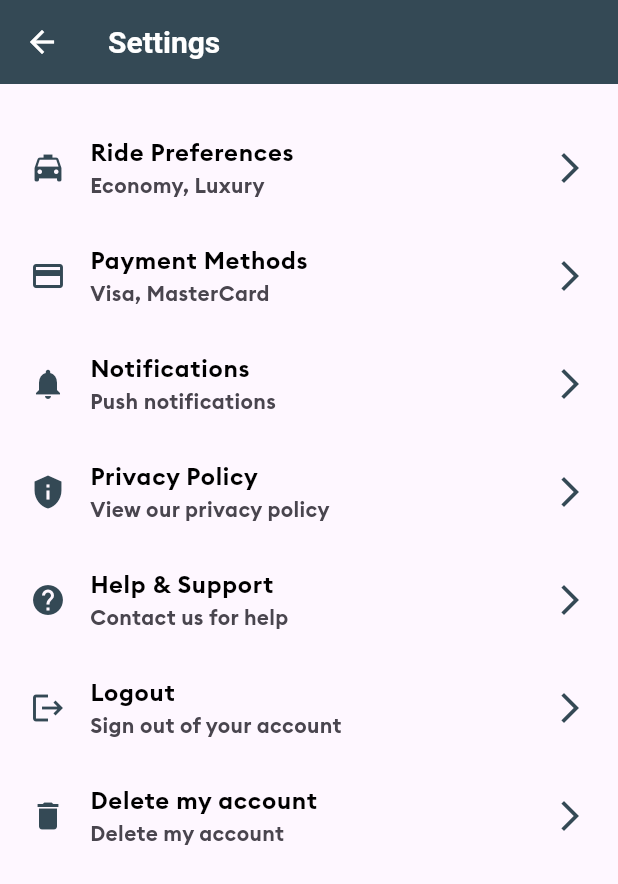
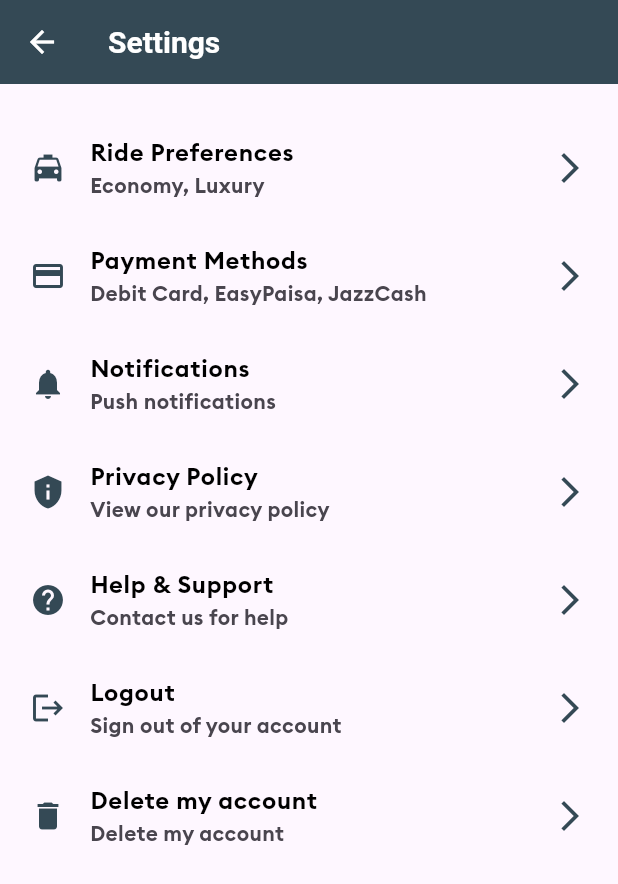
Before and after one commit to Mary-yumm/gomatch, a Flutter app: the SettingsScreen screen opened by its route, on a phone screen of 412 x 824 dp. Shown: the top 884 px of the screen. Run offline on Flutter 3.47's test engine with Material 3 defaults, Android fonts, the phone set to English and light mode, and no system bars; our stand-ins replace firebase_auth, firebase_core, firebase_database, fluttertoast, rive; accounts and stored records are empty.

Commit message:
update settings screen

```diff
--- a/lib/screens/settings_screen.dart
+++ b/lib/screens/settings_screen.dart
@@ -39,7 +39,7 @@ class SettingsScreen extends StatelessWidget {
           SettingsTile(
             icon: Icons.payment,
             title: 'Payment Methods',
-            subtitle: 'Visa, MasterCard',
+            subtitle: 'Debit Card, EasyPaisa, JazzCash',
             onTap: () {
               PaymentMethodsBottomSheet.show(context);
             },
```
